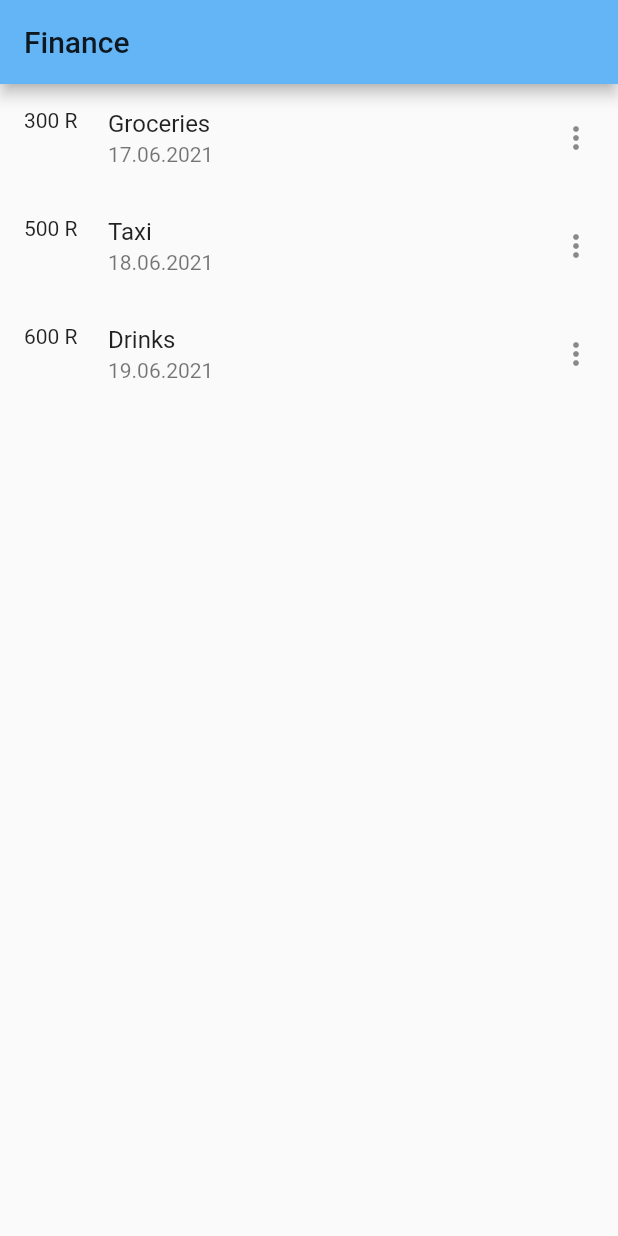
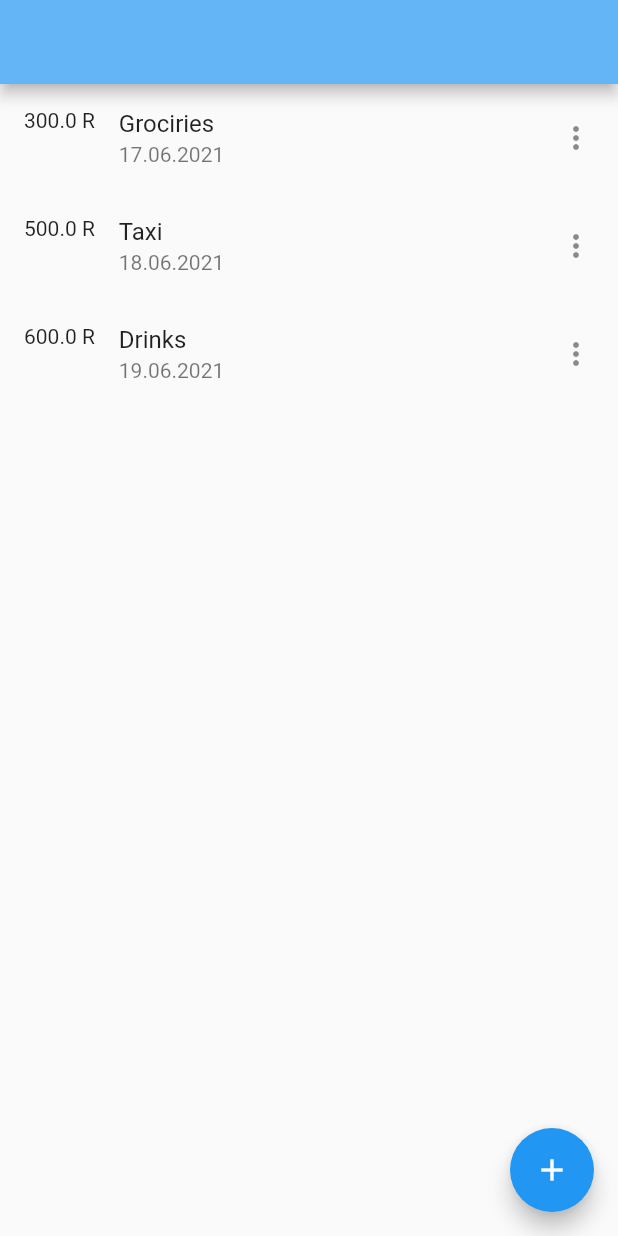
Before and after one commit to Ekipogh/finance_mobile, a Flutter app: the screen it shows after launch, on a phone screen of 412 x 824 dp. Run offline on Flutter 3.47's test engine with Material 2 defaults, Android fonts, the phone set to English and light mode, and no system bars; our stand-ins replace date_field.

Commit message:
Adding new Expense screen

```diff
--- /dev/null
+++ b/lib/expense.dart
@@ -0,0 +1,7 @@
+class Expense {
+  String date;
+  String category;
+  double amount;
+
+  Expense(this.date, this.category, this.amount);
+}
--- a/lib/main.dart
+++ b/lib/main.dart
@@ -1,37 +1,163 @@
+import 'package:flutter/cupertino.dart';
 import 'package:flutter/material.dart';
+import 'package:date_field/date_field.dart';
+import 'expense.dart';
 
 void main() {
   runApp(FinanceApp());
 }
 
-class FinanceApp extends StatelessWidget {
+class FinanceApp extends StatefulWidget {
+  @override
+  State<StatefulWidget> createState() => _FinanceAppState();
+}
+
+class _FinanceAppState extends State<FinanceApp> {
+  final List<Expense> expenses = [
+    Expense("17.06.2021", "Grociries", 300),
+    Expense("18.06.2021", "Taxi", 500),
+    Expense("19.06.2021", "Drinks", 600)
+  ];
+
   @override
   Widget build(BuildContext context) {
     return MaterialApp(
       theme: ThemeData(
         primaryColor: Colors.blue[300],
       ),
-      home: Scaffold(
-        appBar: AppBar(
-          title: Text("Finance"),
+      home: HomeWidget(expenses: expenses),
+    );
+  }
+}
+
+class HomeWidget extends StatefulWidget {
+  List<Expense> expenses;
+
+  HomeWidget({this.expenses});
+
+  @override
+  State<StatefulWidget> createState() => HomeWidgetState(expenses: expenses);
+}
+
+class HomeWidgetState extends State<HomeWidget> {
+  List<Expense> expenses;
+
+  HomeWidgetState({@required this.expenses});
+
+  @override
+  Widget build(BuildContext context) {
+    return Scaffold(
+      appBar: AppBar(),
+      body: ListView(
+        children: [for (var expense in expenses) _expenseTile(expense)],
+      ),
+      floatingActionButton: FloatingActionButton(
+        child: Icon(Icons.add),
+        onPressed: () {
+          Navigator.of(context).push(MaterialPageRoute(builder: (context) {
+            return NewExpenseScreen(expenses);
+          }));
+        },
+      ),
+    );
+  }
+
+  Widget _expenseTile(Expense expense) {
+    return ListTile(
+      leading: Text("${expense.amount} R"),
+      title: Text(expense.category),
+      subtitle: Text(expense.date),
+      trailing: Icon(Icons.more_vert),
+    );
+  }
+}
+
+class NewExpenseScreen extends StatefulWidget {
+  List<Expense> expenses;
+
+  NewExpenseScreen(this.expenses);
+
+  @override
+  State<StatefulWidget> createState() => _NewExpenseScreenState(expenses);
+}
+
+class _NewExpenseScreenState extends State<NewExpenseScreen> {
+  DateTime _date;
+  final List<String> categories = ["Groceries", "Taxi", "Drinks"];
+  String _selectedCategory;
+  List<Expense> expenses;
+  String _amount;
+
+  _NewExpenseScreenState(expenses) {
+    this.expenses = expenses;
+    this._date = DateTime.now();
+    this._selectedCategory = categories.first;
+  }
+
+  @override
+  Widget build(BuildContext context) {
+    return Scaffold(
+      appBar: AppBar(
+        leading: IconButton(
+          icon: Icon(Icons.close),
+          onPressed: () => Navigator.of(context).pop(),
         ),
-        body: ListView(
+        actions: [
+          TextButton(
+              onPressed: () {
+                Expense expense = Expense("${_date.toLocal()}".split(" ")[0],
+                    _selectedCategory, double.parse(_amount));
+                Navigator.of(context).pop();
+              },
+              child: Text("Save"))
+        ],
+      ),
+      body: Padding(
+        padding: const EdgeInsets.all(8.0),
+        child: Column(
           children: [
-            _expenseTile("17.06.2021", "Groceries", "300 R"),
-            _expenseTile("18.06.2021", "Taxi", "500 R"),
-            _expenseTile("19.06.2021", "Drinks", "600 R"),
+            Text(
+              "New expense",
+              style: Theme.of(context).textTheme.headline6,
+            ),
+            Container(
+              height: 60,
+              child: DateTimeFormField(
+                onDateSelected: (value) {
+                  setState(() {
+                    _date = value;
+                  });
+                },
+                mode: DateTimeFieldPickerMode.date,
+              ),
+            ),
+            Container(
+              height: 60,
+              child: DropdownButtonFormField(
+                value: _selectedCategory,
+                onChanged: (String newValue) {
+                  setState(() {
+                    _selectedCategory = newValue;
+                  });
+                },
+                items: categories.map<DropdownMenuItem<String>>((String value) {
+                  return DropdownMenuItem<String>(
+                      value: value, child: Text(value));
+                }).toList(),
+              ),
+            ),
+            TextField(
+              decoration: InputDecoration(labelText: "Enter Expense amount"),
+              keyboardType: TextInputType.number,
+              onChanged: (value) {
+                setState(() {
+                  _amount = value;
+                });
+              },
+            )
           ],
         ),
       ),
     );
   }
-
-  Widget _expenseTile(String date, String category, String amount) {
-    return ListTile(
-      leading: Text(amount),
-      title: Text(category),
-      subtitle: Text(date),
-      trailing: Icon(Icons.more_vert),
-    );
-  }
 }
--- a/pubspec.yaml
+++ b/pubspec.yaml
@@ -23,6 +23,7 @@ environment:
 dependencies:
   flutter:
     sdk: flutter
+  date_field: ^2.0.1
 
 
   # The following adds the Cupertino Icons font to your application.
```
Also changed, not shown: pubspec.lock.
